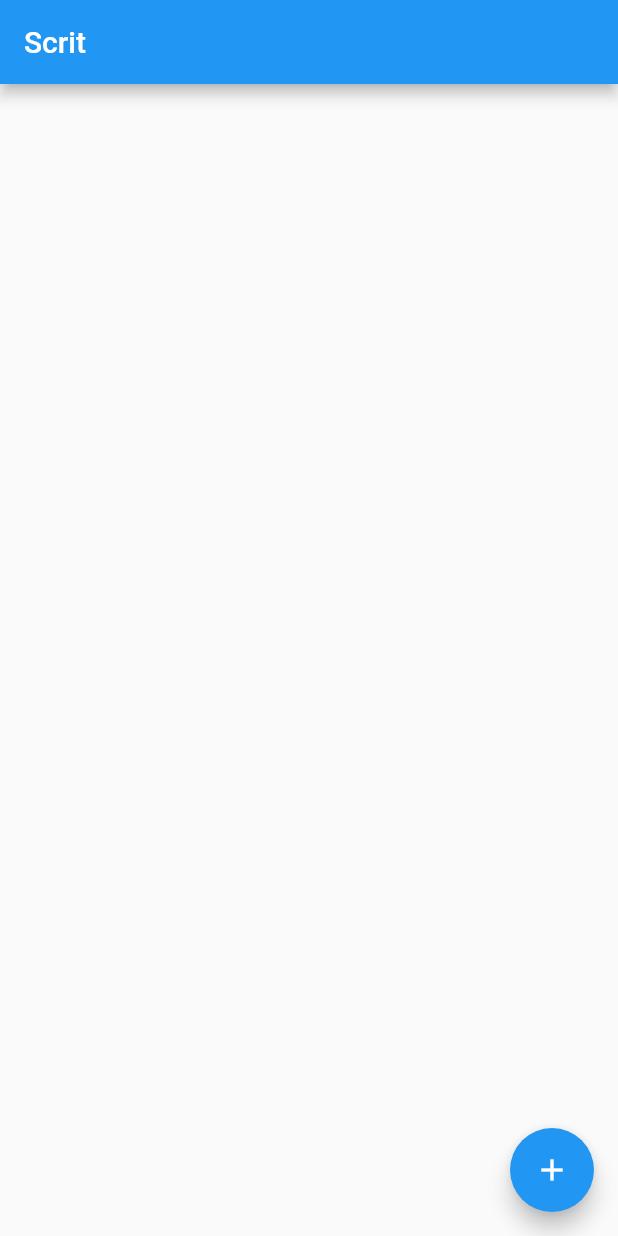
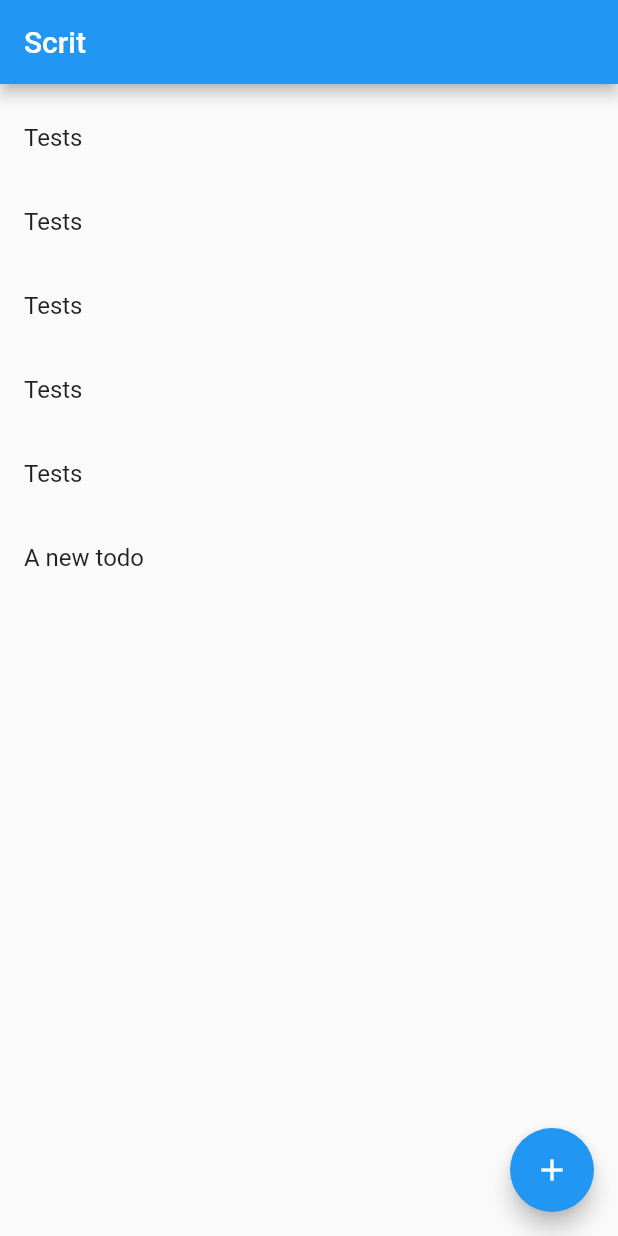
Before and after one commit to bulwinkel/scrit_flutter, a Flutter app: the screen it shows after launch, after a tap on the "add" icon, on a phone screen of 412 x 824 dp. Run offline on Flutter 3.47's test engine with Material 2 defaults, Android fonts, the phone set to English and light mode, and no system bars.

Commit message:
Setup basic list

```diff
--- a/lib/ui/task_list.dart
+++ b/lib/ui/task_list.dart
@@ -3,29 +3,39 @@ import 'package:flutter/material.dart';
 class TaskListWidget extends StatefulWidget {
   TaskListWidget({Key key}) : super(key: key);
 
-  @override createState() => _TaskListWidgetState();
+  @override createState() => new _TaskListWidgetState();
 }
 
 class _TaskListWidgetState extends State<TaskListWidget> {
 
+  final todos = new List<String>.generate(5, (int index) => "Tests");
 
-  void _incrementCounter() {
+  Iterable<ListTile> _generateListTiles() {
+    return todos.map((todo) => new ListTile(
+      title: new Text(todo),
+    ));
+  }
+
+  void _addTodo() {
     setState(() {
-
+      todos.add("A new todo");
     });
   }
 
   @override
   Widget build(BuildContext context) {
-    return Scaffold(
-      appBar: AppBar(
-        title: Text("Scrit"),
+    return new Scaffold(
+      appBar: new AppBar(
+        title: new Text("Scrit"),
       ),
-//      body:
-      floatingActionButton: FloatingActionButton(
-        onPressed: _incrementCounter,
+      body: new ListView(
+        padding: new EdgeInsets.symmetric(vertical: 8.0),
+        children: _generateListTiles().toList(),
+      ),
+      floatingActionButton: new FloatingActionButton(
+        onPressed: _addTodo,
         tooltip: 'Increment',
-        child: Icon(Icons.add),
+        child: new Icon(Icons.add),
       ), // This trailing comma makes auto-formatting nicer for build methods.
     );
   }
```
Also changed, not shown: pubspec.lock, 2 other files.
